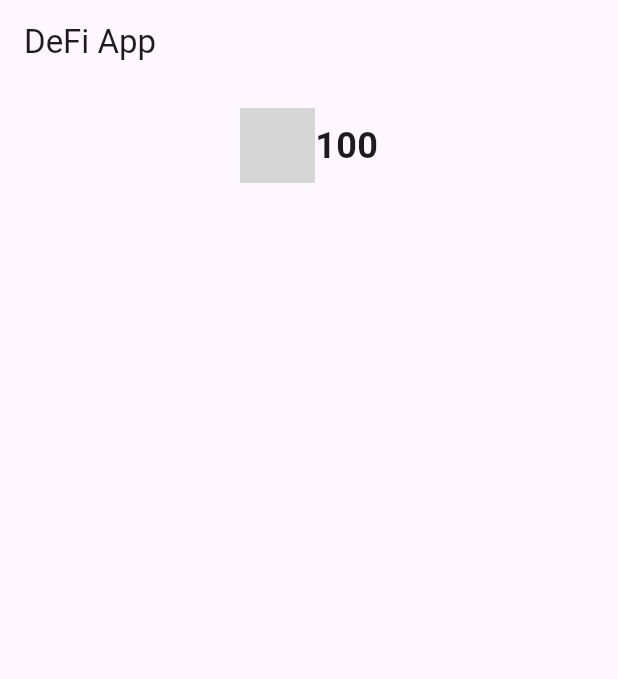
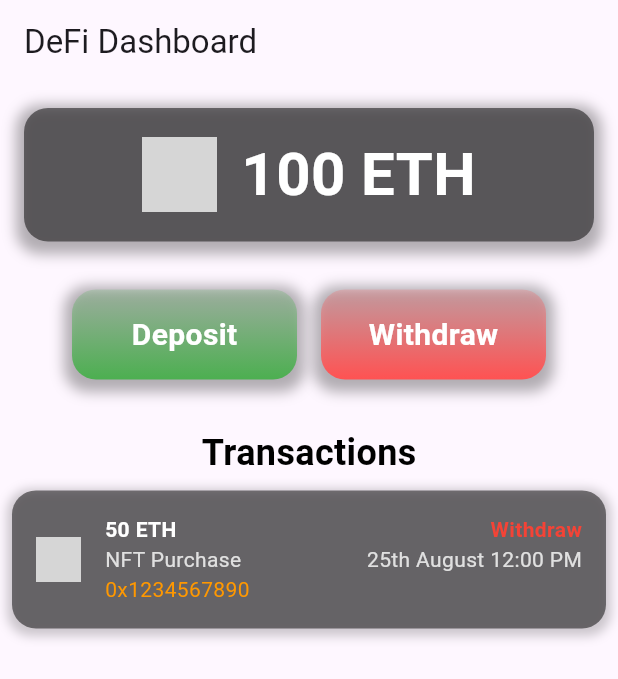
Before and after one commit to Dev-Adnani/Expense_Tracker_dApp_Flutter, a Flutter app: the screen it shows after launch, on a phone screen of 412 x 824 dp. Shown: the top 679 px of the screen. Run offline on Flutter 3.47's test engine with Material 3 defaults, Android fonts, the phone set to English and light mode, and no system bars; our stand-ins replace flutter_bloc; network calls fail; grey boxes are pictures that could not be loaded.

Commit message:
Starting with app - midway

```diff
--- a/lib/features/dashboard/ui/dashboard_page.dart
+++ b/lib/features/dashboard/ui/dashboard_page.dart
@@ -1,5 +1,7 @@
+import 'package:flutter/material.dart';
+import 'package:exp_dapp/features/deposit/ui/deposit.dart';
+import 'package:exp_dapp/features/withdraw/ui/withdraw.dart';
 import 'package:exp_dapp/utils/app_assets.dart';
-import 'package:flutter/material.dart';
 
 class DashboardPage extends StatefulWidget {
   const DashboardPage({super.key});
@@ -13,28 +15,202 @@ class _DashboardPageState extends State<DashboardPage> {
   Widget build(BuildContext context) {
     return Scaffold(
       appBar: AppBar(
-        title: const Text('DeFi App'),
+        title: const Text('DeFi Dashboard'),
       ),
-      body: Container(
-        margin: const EdgeInsets.all(16),
-        child: Column(
-          children: [
-            Row(
+      body: Column(
+        children: [
+          Container(
+            padding: const EdgeInsets.all(16),
+            margin: const EdgeInsets.all(16),
+            decoration: BoxDecoration(
+              color: Colors.black.withOpacity(0.5),
+              borderRadius: BorderRadius.circular(16),
+              boxShadow: [
+                BoxShadow(
+                  color: Colors.black.withOpacity(0.3),
+                  spreadRadius: 5,
+                  blurRadius: 7,
+                  offset: const Offset(0, 3),
+                ),
+              ],
+            ),
+            child: Row(
               mainAxisAlignment: MainAxisAlignment.center,
               children: [
-                Image.network(AppAssets.ethLogo, width: 50, height: 50),
+                Hero(
+                    tag: 'ethLogo',
+                    child: Image.network(AppAssets.ethLogo,
+                        width: 50, height: 50)),
+                const SizedBox(width: 16),
                 const Text(
-                  '100',
+                  '100 ETH',
                   style: TextStyle(
-                    fontSize: 24,
+                    fontSize: 40,
                     fontWeight: FontWeight.bold,
+                    color: Colors.white,
                   ),
                 ),
               ],
             ),
+          ),
+          Container(
+            padding: const EdgeInsets.all(16),
+            child: Row(
+              mainAxisAlignment: MainAxisAlignment.center,
+              children: [
+                _buildGradientButton(
+                  context,
+                  'Deposit',
+                  const DepositPage(),
+                  Colors.green..shade200,
+                ),
+                const SizedBox(width: 16),
+                _buildGradientButton(
+                  context,
+                  'Withdraw',
+                  const WithdrawPage(),
+                  Colors.redAccent..shade200,
+                ),
+              ],
+            ),
+          ),
+          const SizedBox(height: 16),
+          const Text(
+            "Transactions",
+            style: TextStyle(
+              fontSize: 24,
+              fontWeight: FontWeight.bold,
+              color: Colors.black,
+            ),
+          ),
+          Expanded(
+            child: ListView(
+              children: [
+                _buildTransactionItem(
+                  '50 ETH',
+                  'NFT Purchase',
+                  '0x1234567890',
+                  'Withdraw',
+                  '25th August 12:00 PM',
+                ),
+                // Add more transactions here
+              ],
+            ),
+          ),
+        ],
+      ),
+    );
+  }
+
+  Widget _buildGradientButton(
+      BuildContext context, String text, Widget page, Color bgColor) {
+    return InkWell(
+      onTap: () {
+        Navigator.push(
+          context,
+          MaterialPageRoute(builder: (context) => page),
+        );
+      },
+      child: Container(
+        height: 60,
+        width: 150,
+        padding: const EdgeInsets.symmetric(horizontal: 24, vertical: 16),
+        alignment: Alignment.center,
+        decoration: BoxDecoration(
+          gradient: LinearGradient(
+            colors: [bgColor.withOpacity(0.2), bgColor],
+            begin: Alignment.topCenter,
+            end: Alignment.bottomCenter,
+          ),
+          borderRadius: BorderRadius.circular(16),
+          boxShadow: [
+            BoxShadow(
+              color: Colors.black.withOpacity(0.3),
+              spreadRadius: 5,
+              blurRadius: 7,
+              offset: const Offset(0, 3),
+            ),
           ],
+        ),
+        child: Text(
+          text,
+          style: const TextStyle(
+            fontSize: 20,
+            fontWeight: FontWeight.bold,
+            color: Colors.white,
+          ),
         ),
       ),
     );
   }
+
+  Widget _buildTransactionItem(String amount, String description,
+      String address, String type, String date) {
+    return Container(
+      padding: const EdgeInsets.all(16),
+      margin: const EdgeInsets.all(8),
+      decoration: BoxDecoration(
+        color: Colors.black.withOpacity(0.5),
+        borderRadius: BorderRadius.circular(16),
+        boxShadow: [
+          BoxShadow(
+            color: Colors.black.withOpacity(0.2),
+            spreadRadius: 3,
+            blurRadius: 5,
+            offset: const Offset(0, 2),
+          ),
+        ],
+      ),
+      child: Row(
+        crossAxisAlignment: CrossAxisAlignment.start,
+        children: [
+          Expanded(
+            child: Row(
+              children: [
+                Image.network(AppAssets.ethLogo, width: 30, height: 30),
+                const SizedBox(width: 16),
+                Column(
+                  crossAxisAlignment: CrossAxisAlignment.start,
+                  children: [
+                    Text(
+                      amount,
+                      style: const TextStyle(
+                        fontWeight: FontWeight.bold,
+                        color: Colors.white,
+                      ),
+                    ),
+                    Text(
+                      description,
+                      style: TextStyle(color: Colors.grey.shade300),
+                    ),
+                    Text(
+                      address,
+                      style: TextStyle(color: Colors.orange.shade500),
+                    ),
+                  ],
+                ),
+              ],
+            ),
+          ),
+          const SizedBox(width: 16),
+          Column(
+            crossAxisAlignment: CrossAxisAlignment.end,
+            children: [
+              Text(
+                type,
+                style: TextStyle(
+                  fontWeight: FontWeight.bold,
+                  color: type == 'Withdraw' ? Colors.red : Colors.green,
+                ),
+              ),
+              Text(
+                date,
+                style: TextStyle(color: Colors.grey.shade300),
+              ),
+            ],
+          ),
+        ],
+      ),
+    );
+  }
 }
--- a/lib/main.dart
+++ b/lib/main.dart
@@ -12,6 +12,7 @@ class MyApp extends StatelessWidget {
   Widget build(BuildContext context) {
     return MaterialApp(
       title: 'Flutter Web3',
+      debugShowCheckedModeBanner: false,
       theme: ThemeData(
         primarySwatch: Colors.blue,
       ),
```
Also changed, not shown: lib/features/deposit/ui/deposit.dart (added, +185 -0 lines), lib/features/withdraw/ui/withdraw.dart (added, +185 -0 lines), lib/model/transaction_model.dart (added, +13 -0 lines), pubspec.yaml (+2 -47 lines).
